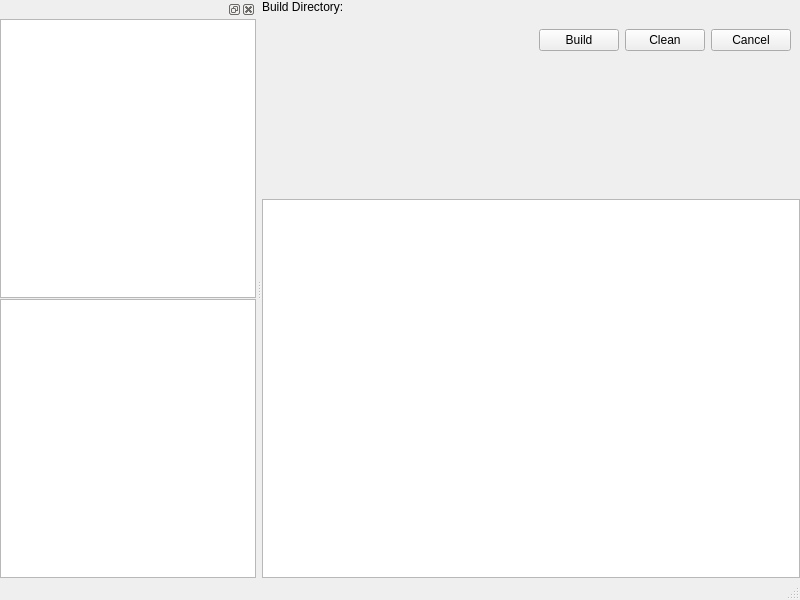
Qt form mainwindow.ui (ABBAPOH/qbs-ui) before a commit.
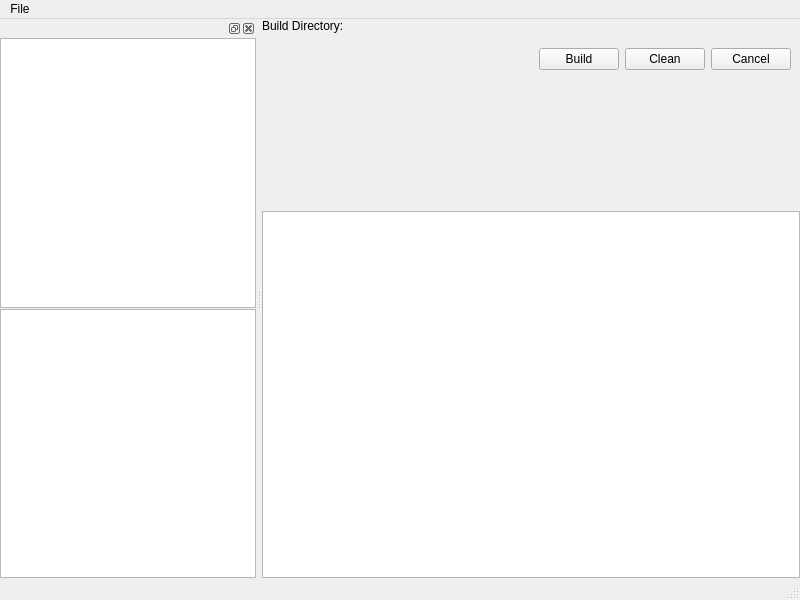
The same form after that commit. Custom widgets are drawn as their Qt base class.

Diff of the .ui file:
```diff
--- a/mainwindow.ui
+++ b/mainwindow.ui
@@ -144,6 +144,13 @@
      <height>22</height>
     </rect>
    </property>
+   <widget class="QMenu" name="menuFile">
+    <property name="title">
+     <string>File</string>
+    </property>
+    <addaction name="actionOpen"/>
+   </widget>
+   <addaction name="menuFile"/>
   </widget>
   <widget class="QStatusBar" name="statusbar"/>
   <widget class="QDockWidget" name="dockWidget">
```
Left out of the diff: 8 changed lines with no effect on the pictures.
